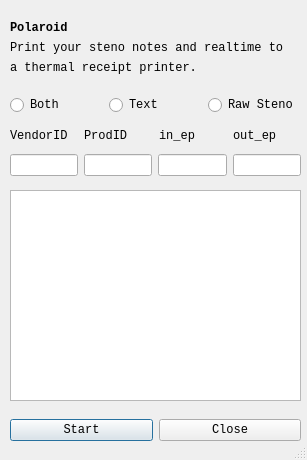
Above: plover_polaroid/plover_polaroid.ui from stanographer/plover-polaroid before the change. Below: the same form after it.
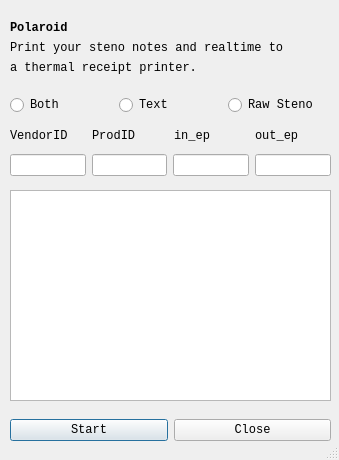
That is the form after the change.

```diff
--- a/plover_polaroid/plover_polaroid.ui
+++ b/plover_polaroid/plover_polaroid.ui
@@ -6,7 +6,7 @@
    <rect>
     <x>0</x>
     <y>0</y>
-    <width>307</width>
+    <width>339</width>
     <height>460</height>
    </rect>
   </property>
@@ -51,7 +51,7 @@
     <rect>
      <x>10</x>
      <y>90</y>
-     <width>291</width>
+     <width>321</width>
      <height>31</height>
     </rect>
    </property>
@@ -90,7 +90,7 @@
     <rect>
      <x>10</x>
      <y>190</y>
-     <width>291</width>
+     <width>321</width>
      <height>211</height>
     </rect>
    </property>
@@ -103,7 +103,7 @@
     <rect>
      <x>10</x>
      <y>150</y>
-     <width>291</width>
+     <width>321</width>
      <height>31</height>
     </rect>
    </property>
@@ -127,7 +127,7 @@
     <rect>
      <x>10</x>
      <y>120</y>
-     <width>291</width>
+     <width>321</width>
      <height>31</height>
     </rect>
    </property>
@@ -167,7 +167,7 @@
     <rect>
      <x>10</x>
      <y>40</y>
-     <width>291</width>
+     <width>311</width>
      <height>16</height>
     </rect>
    </property>
@@ -180,7 +180,7 @@
     <rect>
      <x>10</x>
      <y>60</y>
-     <width>201</width>
+     <width>311</width>
      <height>16</height>
     </rect>
    </property>
@@ -193,7 +193,7 @@
     <rect>
      <x>10</x>
      <y>410</y>
-     <width>291</width>
+     <width>321</width>
      <height>41</height>
     </rect>
    </property>
```
